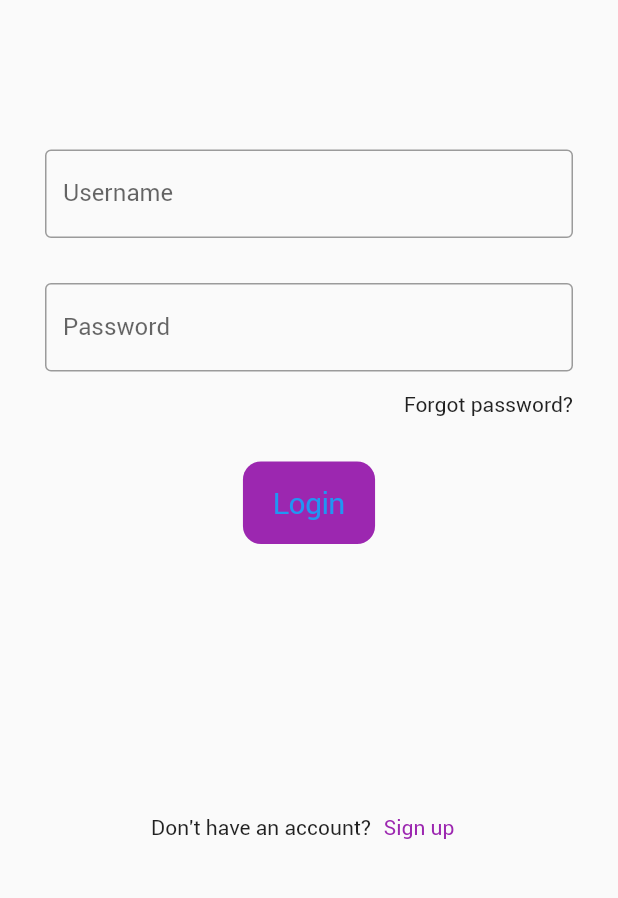
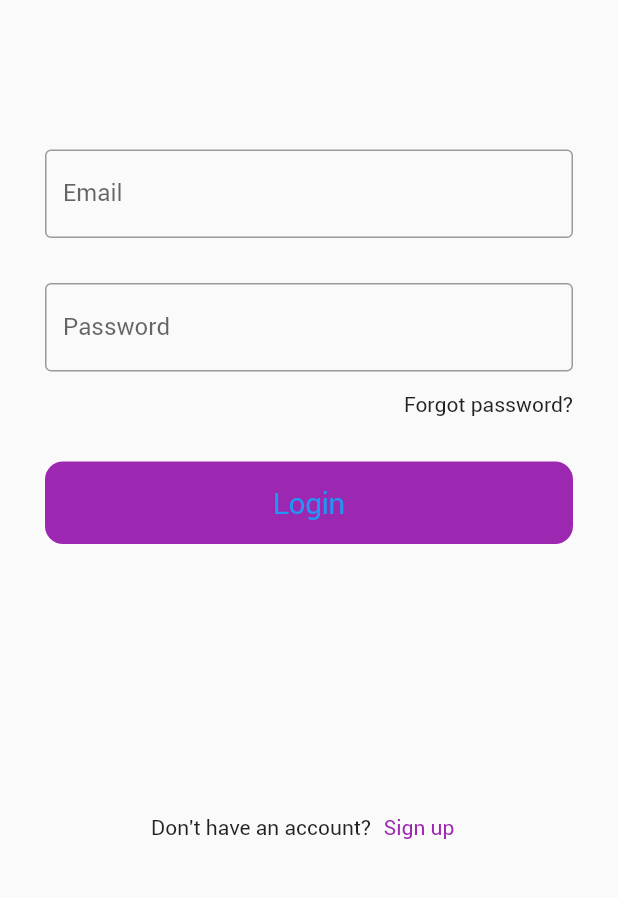
Before and after one commit to andrewwu-dev/Fitdle_App, a Flutter app: the screen it shows after launch, on a phone screen of 412 x 824 dp, the part 296-1194 px from its top. Run offline on Flutter 3.47's test engine with Material 2 defaults, Android fonts, the phone set to English and light mode, and no system bars.

Commit message:
add create account screen

```diff
--- /dev/null
+++ b/Fitdle/lib/constants+utility.dart
@@ -0,0 +1,6 @@
+export 'constants/colors.dart';
+export 'constants/font_size.dart';
+export 'constants/strings.dart';
+export 'constants/spacing.dart';
+export 'package:fitdle/utility/textstyles.dart';
+export 'package:flutter/material.dart';
--- a/Fitdle/lib/constants/constants.dart
+++ /dev/null
@@ -1,4 +0,0 @@
-export 'colors.dart';
-export 'font_size.dart';
-export 'strings.dart';
-export 'spacing.dart';
--- a/Fitdle/lib/constants/spacing.dart
+++ b/Fitdle/lib/constants/spacing.dart
@@ -1,3 +1,4 @@
 const double topPadding = 150;
 const double regular = 30;
+const double large = 60;
 const double small = 14;
--- a/Fitdle/lib/scene/login/login_screen.dart
+++ b/Fitdle/lib/scene/login/login_screen.dart
@@ -1,5 +1,4 @@
-import 'package:flutter/material.dart';
-import 'package:fitdle/constants/constants.dart';
+import 'package:fitdle/constants+utility.dart';
 import 'package:flutter/cupertino.dart';
 
 class LoginScreen extends StatefulWidget {
@@ -16,17 +15,14 @@ class _LoginScreenState extends State<LoginScreen> {
 
   @override
   Widget build(BuildContext context) {
-    Size size = MediaQuery
-        .of(context)
-        .size;
+    Size size = MediaQuery.of(context).size;
     return Scaffold(
       resizeToAvoidBottomInset: false,
       body: Container(
         alignment: Alignment.topLeft,
-        padding: const EdgeInsets.only(
-            top: topPadding, left: regular, right: regular),
+        padding: const EdgeInsets.only(top: topPadding, left: regular, right: regular),
         child: Column(
-            crossAxisAlignment: CrossAxisAlignment.start,
+            crossAxisAlignment: CrossAxisAlignment.stretch,
             children: [
               const Text(
                   appName,
@@ -36,14 +32,14 @@ class _LoginScreenState extends State<LoginScreen> {
               const TextField(
                 decoration: InputDecoration(
                     border: OutlineInputBorder(),
-                    labelText: "Username"
+                    labelText: email
                 ),
               ),
               const SizedBox(height: regular),
               const TextField(
                 decoration: InputDecoration(
                     border: OutlineInputBorder(),
-                    labelText: "Password"
+                    labelText: password
                 ),
               ),
               const SizedBox(height: 14),
@@ -55,16 +51,13 @@ class _LoginScreenState extends State<LoginScreen> {
                 ),
               ),
               SizedBox(height: regular),
-              Align(
-                  alignment: Alignment.center,
-                  child: CupertinoButton(
+              CupertinoButton(
                   color: Colors.purple,
                   onPressed: () {},   // TODO: Add button function
                   child: const Text(
                     login,
                     style: TextStyle(
                         fontFamily: 'Roboto', fontSize: button),
-                      )
                   )
               ),
               // Push create account button to bottom of screen
```
Also changed, not shown: Fitdle/lib/scene/signup/create_account_screen.dart (+72 -4 lines), Fitdle/lib/utility/textstyles.dart (added, +8 -0 lines). Lines whose indentation alone changed are shown as unchanged.
